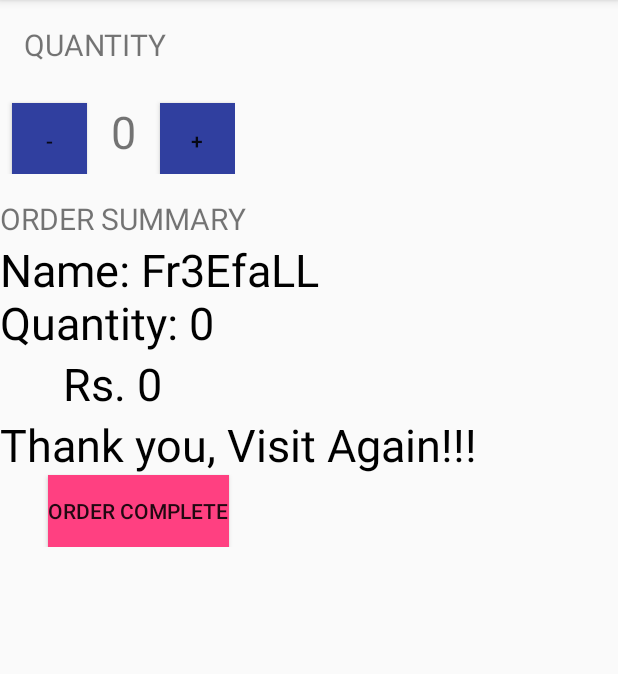
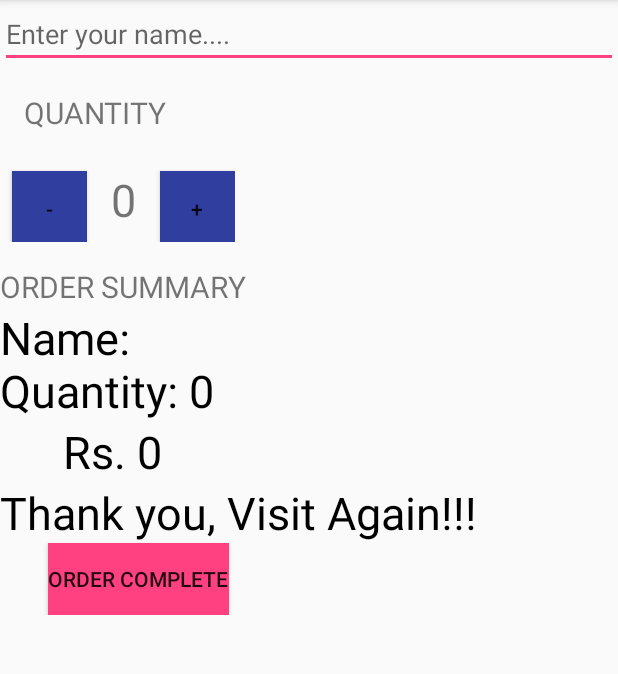
Before and after one commit to nishu88/Summer_Hobbies.inc, an Android app: the screen it shows after launch (MainActivity), after a tap on "ORDER", on a phone screen of 412 x 824 dp, the part 84-758 px from its top. Run offline under Robolectric (Android 15) with nearby library versions, the light colour scheme and no system bars.

Commit message:
final changes.. App is working condition

```diff
--- a/Android App Dev/JustJava_CoffeeOrderingApp/app/src/main/java/com/nishu/interrupt/zero/fr3efall/justjava_coffeeorderingapp/MainActivity.java
+++ b/Android App Dev/JustJava_CoffeeOrderingApp/app/src/main/java/com/nishu/interrupt/zero/fr3efall/justjava_coffeeorderingapp/MainActivity.java
@@ -1,15 +1,21 @@
 package com.nishu.interrupt.zero.fr3efall.justjava_coffeeorderingapp;
 
+import android.content.Intent;
+import android.net.Uri;
 import android.support.v7.app.AppCompatActivity;
 import android.os.Bundle;
 import android.view.View;
 import android.widget.Button;
+import android.widget.EditText;
 import android.widget.TextView;
 
 public class MainActivity extends AppCompatActivity {
 
     int quantity = 0;
-    int prize = 10;
+    int prize = 45;
+    String emailAddress[]={"nishud3301@gmail.com"};
+
+
 
     @Override
     protected void onCreate(Bundle savedInstanceState) {
@@ -44,7 +50,9 @@ public class MainActivity extends AppCompatActivity {
     public void orderClicked(View view) {
         TextView amt_text_view=(TextView) findViewById(
                 R.id.bill);
-        String order="Name: Fr3EfaLL \n";
+        EditText personName=(EditText) findViewById(
+                R.id.name);
+        String order="Name: "+personName.getText().toString()+" \n";
         order=order+"Quantity: "+quantity;
         amt_text_view.setText(order);
 
@@ -56,8 +64,22 @@ public class MainActivity extends AppCompatActivity {
                 R.id.order_button);
         but.setText("Order Complete");
 
+        composeEmail(emailAddress,"Coffee order for Mr/Ms. "+personName.getText().toString(),order);
+
 
     }
 
 
+    public void composeEmail(String[] addresses, String subject,String summary) {
+        Intent intent = new Intent(Intent.ACTION_SENDTO);
+        intent.setData(Uri.parse("mailto:")); // only email apps should handle this
+        intent.putExtra(Intent.EXTRA_EMAIL, addresses);
+        intent.putExtra(Intent.EXTRA_SUBJECT, subject);
+        intent.putExtra(Intent.EXTRA_TEXT,summary);
+        if (intent.resolveActivity(getPackageManager()) != null) {
+            startActivity(intent);
+        }
+    }
+
+
 }
--- a/Android App Dev/JustJava_CoffeeOrderingApp/app/src/main/res/layout/activity_main.xml
+++ b/Android App Dev/JustJava_CoffeeOrderingApp/app/src/main/res/layout/activity_main.xml
@@ -11,7 +11,12 @@
         android:layout_height="wrap_content"
         android:orientation="vertical">
 
-
+        <EditText
+            android:id="@+id/name"
+            android:layout_width="match_parent"
+            android:layout_height="wrap_content"
+            android:hint="Enter your name...."
+            android:inputType="textCapWords" />
 
         <TextView
             android:layout_width="wrap_content"
```
